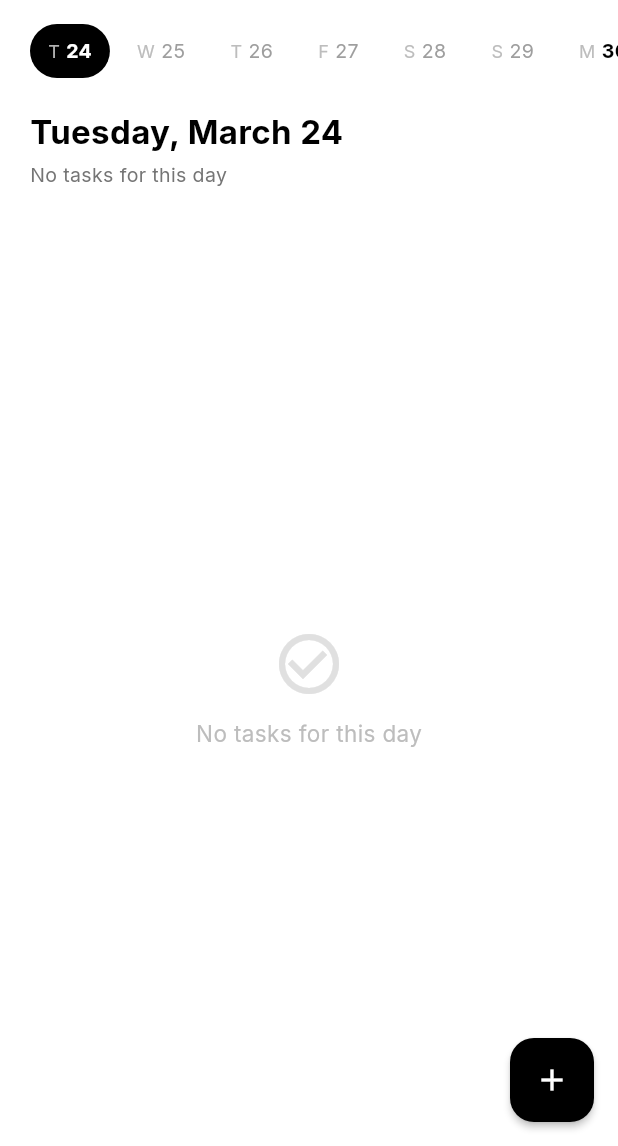
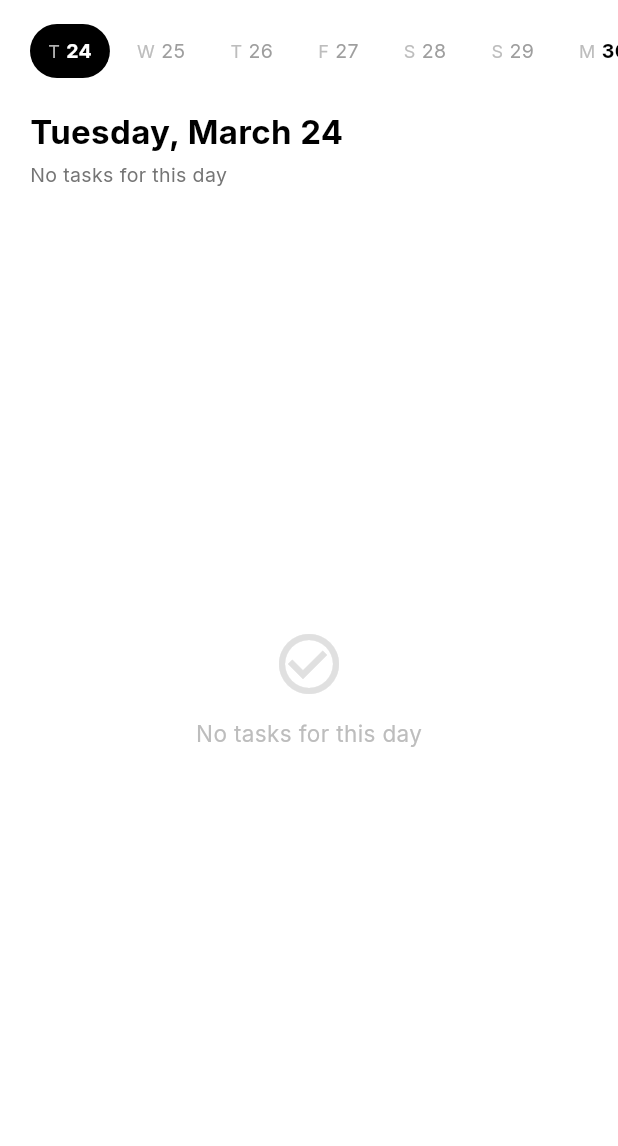
Before and after one commit to VOGLOSSOU/your-to-do, a Flutter app: the screen it shows after launch, after a tap on an icon or button, on a phone screen of 412 x 824 dp, the part 90-1236 px from its top. Run offline on Flutter 3.47's test engine with Material 3 defaults, Android fonts, the phone set to English and light mode, and no system bars; our stand-ins replace google_fonts, shared_preferences.

Commit message:
comportement maintenant :
Aujourd'hui → bouton + visible, tu peux cocher, flaguer, supprimer
Jours passés → lecture seule, bouton + disparaît, plus de swipe ni d'actions — tu consultes seulement

```diff
--- a/lib/screens/home_screen.dart
+++ b/lib/screens/home_screen.dart
@@ -27,7 +27,12 @@ class HomeScreen extends StatelessWidget {
 
   @override
   Widget build(BuildContext context) {
-    final tasks = context.watch<TaskProvider>().tasks;
+    final provider = context.watch<TaskProvider>();
+    final tasks = provider.tasks;
+    final today = DateTime.now();
+    final isToday = provider.selectedDate.year == today.year &&
+        provider.selectedDate.month == today.month &&
+        provider.selectedDate.day == today.day;
 
     return Scaffold(
       backgroundColor: Colors.white,
@@ -77,19 +82,21 @@ class HomeScreen extends StatelessWidget {
                   : ListView.builder(
                       padding: const EdgeInsets.only(bottom: 100),
                       itemCount: tasks.length,
-                      itemBuilder: (_, i) => TaskTile(task: tasks[i]),
+                      itemBuilder: (_, i) => TaskTile(task: tasks[i], readOnly: !isToday),
                     ),
             ),
           ],
         ),
       ),
-      floatingActionButton: FloatingActionButton(
-        onPressed: () => _showAddSheet(context),
-        backgroundColor: Colors.black,
-        foregroundColor: Colors.white,
-        elevation: 2,
-        child: const Icon(Icons.add),
-      ),
+      floatingActionButton: isToday
+          ? FloatingActionButton(
+              onPressed: () => _showAddSheet(context),
+              backgroundColor: Colors.black,
+              foregroundColor: Colors.white,
+              elevation: 2,
+              child: const Icon(Icons.add),
+            )
+          : null,
     );
   }
 }
```
Also changed, not shown: lib/widgets/task_tile.dart (+6 -3 lines).
